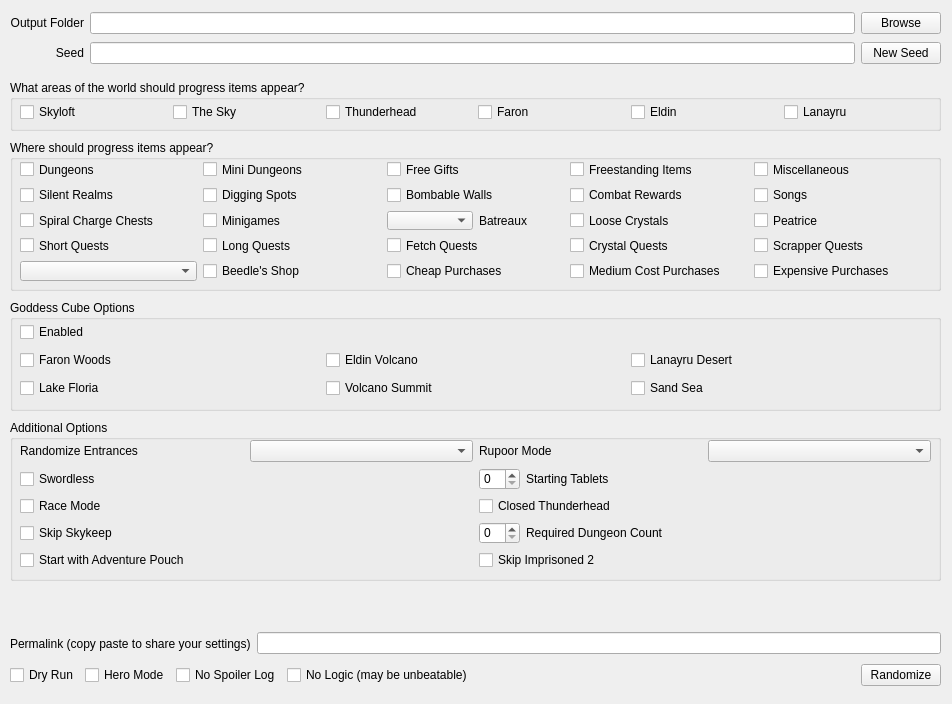
First picture: the form in gui/randogui.ui, repository ssrando/ssrando, before the edit.
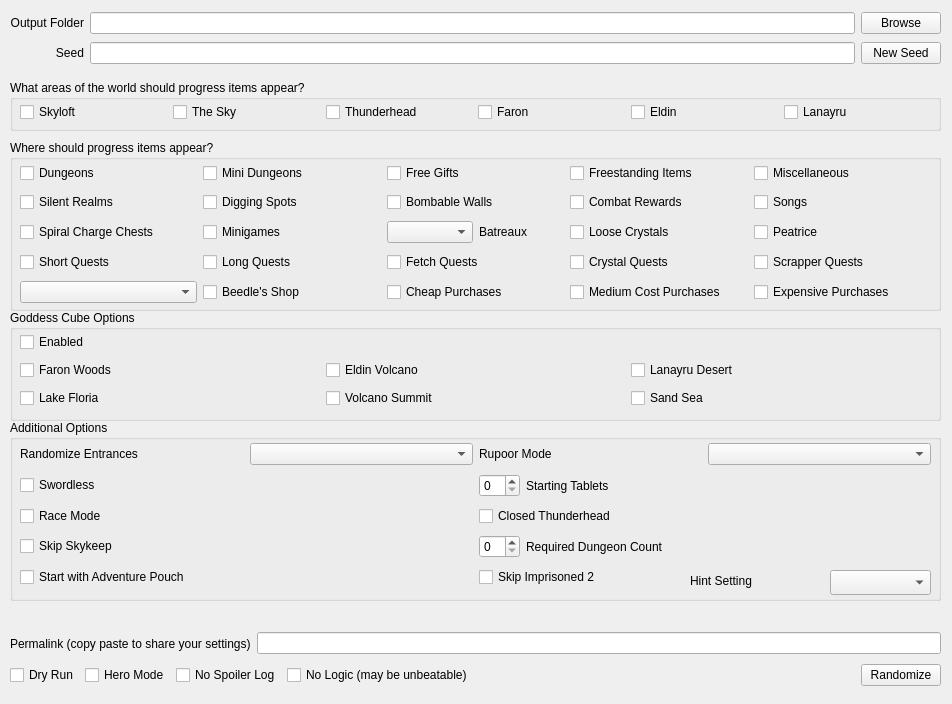
Second picture: the form after the edit.

Commit message: Add bingo hint setting for very strong hints

```diff
--- a/gui/randogui.ui
+++ b/gui/randogui.ui
@@ -99,7 +99,7 @@
       <x>10</x>
       <y>140</y>
       <width>931</width>
-      <height>151</height>
+      <height>171</height>
      </rect>
     </property>
     <property name="title">
@@ -111,7 +111,7 @@
        <x>10</x>
        <y>20</y>
        <width>911</width>
-       <height>121</height>
+       <height>147</height>
       </rect>
      </property>
      <layout class="QGridLayout" name="gridLayout_3">
@@ -302,7 +302,7 @@
       <x>10</x>
       <y>420</y>
       <width>931</width>
-      <height>161</height>
+      <height>181</height>
      </rect>
     </property>
     <property name="title">
@@ -314,7 +314,7 @@
        <x>10</x>
        <y>20</y>
        <width>911</width>
-       <height>131</height>
+       <height>155</height>
       </rect>
      </property>
      <layout class="QGridLayout" name="gridLayout_2">
@@ -516,7 +516,7 @@
     <property name="geometry">
      <rect>
       <x>10</x>
-      <y>590</y>
+      <y>600</y>
       <width>931</width>
       <height>31</height>
      </rect>
@@ -554,7 +554,7 @@
     <property name="geometry">
      <rect>
       <x>10</x>
-      <y>300</y>
+      <y>310</y>
       <width>931</width>
       <height>111</height>
      </rect>
@@ -691,6 +691,29 @@
      </layout>
     </widget>
    </widget>
+   <widget class="QLabel" name="label_5">
+    <property name="geometry">
+     <rect>
+      <x>690</x>
+      <y>570</y>
+      <width>121</width>
+      <height>21</height>
+     </rect>
+    </property>
+    <property name="text">
+     <string>Hint Setting</string>
+    </property>
+   </widget>
+   <widget class="QComboBox" name="option_hints">
+    <property name="geometry">
+     <rect>
+      <x>830</x>
+      <y>570</y>
+      <width>101</width>
+      <height>25</height>
+     </rect>
+    </property>
+   </widget>
   </widget>
  </widget>
  <resources/>
```
The commit also changes 4 other files.
